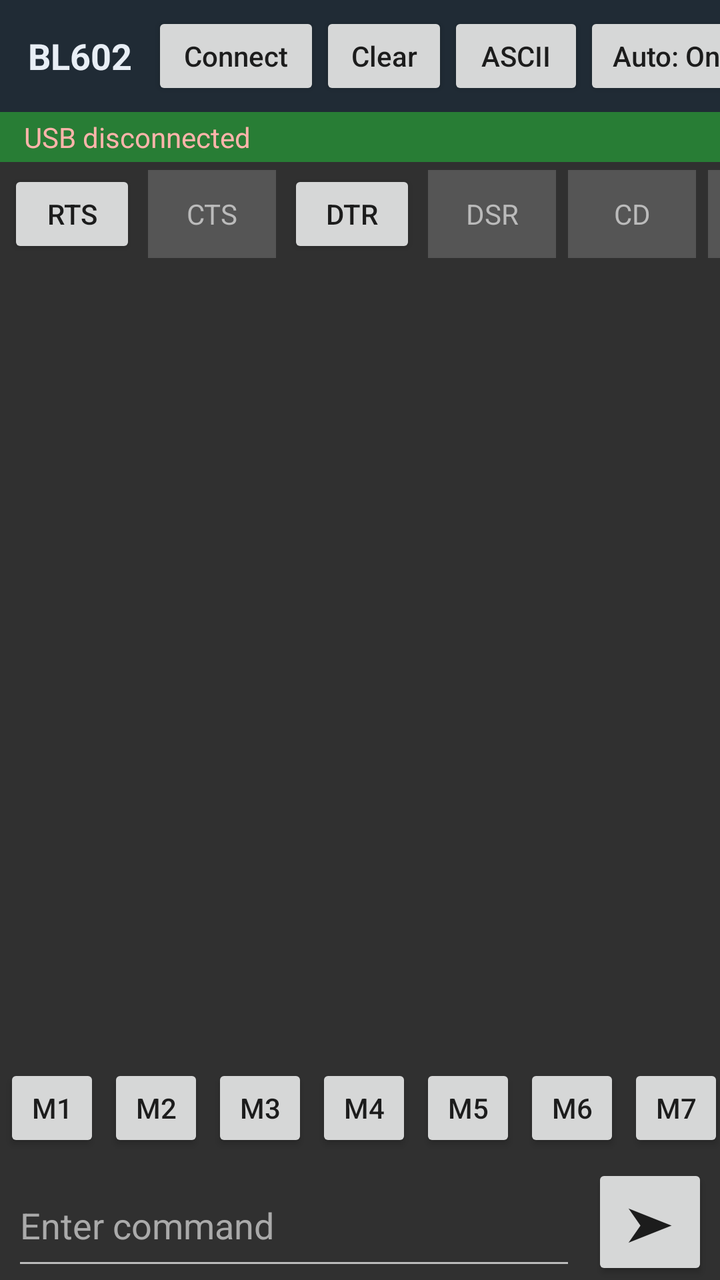
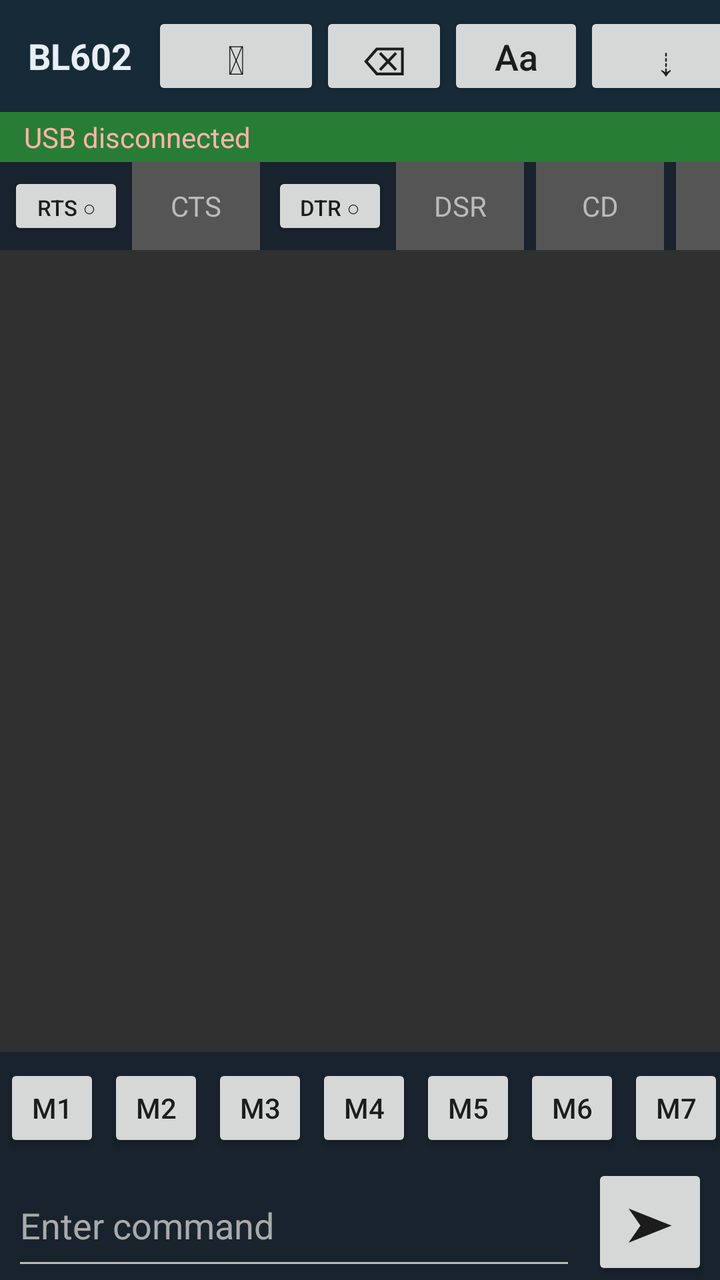

The first picture is an Android layout as it rendered before a commit; the second is the same layout after the commit. The layout source and the unified diff follow.
<!-- AndroidManifest.xml: application theme android:Theme.Material.Light.NoActionBar -->
<!-- res/layout/activity_main.xml -->
<?xml version="1.0" encoding="utf-8"?>
<LinearLayout xmlns:android="http://schemas.android.com/apk/res/android"
    android:orientation="vertical" android:background="#303030"
    android:layout_width="match_parent" android:layout_height="match_parent">

    <HorizontalScrollView android:scrollbars="none" android:fillViewport="true"
        android:background="#202B35" android:layout_width="match_parent" android:layout_height="56dp">
        <LinearLayout android:orientation="horizontal" android:gravity="center_vertical"
            android:paddingLeft="8dp" android:paddingRight="8dp"
            android:layout_width="wrap_content" android:layout_height="match_parent">
            <TextView android:text="BL602" android:textColor="#E8EEF5" android:textStyle="bold"
                android:textSize="18sp" android:gravity="center_vertical"
                android:paddingLeft="6dp" android:paddingRight="10dp"
                android:layout_width="wrap_content" android:layout_height="match_parent"/>
            <Button android:id="@+id/connect" android:text="Connect" android:textAllCaps="false"
                android:minWidth="84dp" android:layout_width="wrap_content" android:layout_height="44dp"/>
            <Button android:id="@+id/clearTerminal" android:text="Clear" android:textAllCaps="false"
                android:minWidth="64dp" android:layout_width="wrap_content" android:layout_height="44dp"/>
            <Button android:id="@+id/formatToggle" android:text="ASCII" android:textAllCaps="false"
                android:minWidth="68dp" android:layout_width="wrap_content" android:layout_height="44dp"/>
            <Button android:id="@+id/autoScroll" android:text="Auto: On" android:textAllCaps="false"
                android:minWidth="82dp" android:layout_width="wrap_content" android:layout_height="44dp"/>
            <Button android:id="@+id/baudControl" android:text="500000" android:textAllCaps="false"
                android:minWidth="100dp" android:layout_width="wrap_content" android:layout_height="44dp"/>
            <Button android:id="@+id/menu" android:text="More" android:textAllCaps="false"
                android:minWidth="54dp" android:layout_width="wrap_content" android:layout_height="44dp"/>
        </LinearLayout>
    </HorizontalScrollView>

    <TextView android:id="@+id/status" android:text="USB disconnected" android:textColor="#FFB4AB"
        android:paddingLeft="12dp" android:paddingTop="3dp" android:paddingBottom="3dp"
        android:background="#287D35" android:layout_width="match_parent" android:layout_height="wrap_content"/>

    <HorizontalScrollView android:scrollbars="none" android:background="#303030"
        android:layout_width="match_parent" android:layout_height="52dp">
        <LinearLayout android:orientation="horizontal" android:gravity="center_vertical"
            android:paddingLeft="4dp" android:paddingRight="4dp"
            android:layout_width="wrap_content" android:layout_height="match_parent">
            <Button android:id="@+id/rts" android:text="RTS" android:layout_width="64dp" android:layout_height="44dp" android:layout_marginRight="6dp"/>
            <TextView android:id="@+id/cts" android:text="CTS" android:textColor="#BBBBBB" android:gravity="center" android:background="#555555" android:layout_width="64dp" android:layout_height="44dp" android:layout_marginRight="6dp"/>
            <Button android:id="@+id/dtr" android:text="DTR" android:layout_width="64dp" android:layout_height="44dp" android:layout_marginRight="6dp"/>
            <TextView android:id="@+id/dsr" android:text="DSR" android:textColor="#BBBBBB" android:gravity="center" android:background="#555555" android:layout_width="64dp" android:layout_height="44dp" android:layout_marginRight="6dp"/>
            <TextView android:id="@+id/cd" android:text="CD" android:textColor="#BBBBBB" android:gravity="center" android:background="#555555" android:layout_width="64dp" android:layout_height="44dp" android:layout_marginRight="6dp"/>
            <TextView android:id="@+id/ri" android:text="RI" android:textColor="#BBBBBB" android:gravity="center" android:background="#555555" android:layout_width="64dp" android:layout_height="44dp"/>
        </LinearLayout>
    </HorizontalScrollView>

    <ScrollView android:id="@+id/flashPanel" android:visibility="gone"
        android:layout_width="match_parent" android:layout_height="0dp" android:layout_weight="1">
        <LinearLayout android:orientation="vertical" android:padding="12dp" android:layout_width="match_parent" android:layout_height="wrap_content">
            <TextView android:text="BL602 firmware images" android:textColor="#FFFFFF" android:textStyle="bold" android:paddingTop="8dp" android:layout_width="match_parent" android:layout_height="wrap_content"/>
            <Button android:id="@+id/pickFirmware" android:text="Select BIN file(s)" android:layout_width="match_parent" android:layout_height="wrap_content"/>
            <TextView android:id="@+id/firmwareList" android:text="No firmware selected" android:textColor="#FFFFFF" android:padding="8dp" android:layout_width="match_parent" android:layout_height="wrap_content"/>
            <TextView android:text="Flash address assignment is not available yet." android:textColor="#CCCCCC" android:textSize="12sp" android:layout_width="match_parent" android:layout_height="wrap_content"/>
            <Button android:id="@+id/startFlash" android:text="FLASH BL602" android:layout_width="match_parent" android:layout_height="wrap_content"/>
            <ProgressBar android:id="@+id/progress" style="?android:attr/progressBarStyleHorizontal" android:max="100" android:progress="0" android:layout_width="match_parent" android:layout_height="wrap_content"/>
            <TextView android:id="@+id/flashLog" android:text="Flash log" android:textColor="#FFFFFF" android:padding="8dp" android:textIsSelectable="true" android:layout_width="match_parent" android:layout_height="wrap_content"/>
        </LinearLayout>
    </ScrollView>

    <LinearLayout android:id="@+id/monitorPanel" android:orientation="vertical"
        android:layout_width="match_parent" android:layout_height="0dp" android:layout_weight="1">
        <ScrollView android:id="@+id/terminalScroll" android:fillViewport="true" android:background="#303030"
            android:scrollbars="vertical" android:fadeScrollbars="false"
            android:layout_width="match_parent" android:layout_height="0dp" android:layout_weight="1">
            <TextView android:id="@+id/terminal" android:textColor="#E0E0E0" android:typeface="monospace"
                android:textSize="13sp" android:padding="8dp" android:textIsSelectable="true"
                android:gravity="top|start" android:layout_width="match_parent" android:layout_height="wrap_content"/>
        </ScrollView>
        <HorizontalScrollView android:scrollbars="none" android:layout_width="match_parent" android:layout_height="56dp">
            <LinearLayout android:id="@+id/shortcutRow" android:orientation="horizontal" android:gravity="center_vertical"
                android:layout_width="wrap_content" android:layout_height="match_parent">
                <Button android:id="@+id/m1" android:text="M1" android:layout_width="48dp" android:layout_height="44dp" android:layout_margin="2dp"/>
                <Button android:id="@+id/m2" android:text="M2" android:layout_width="48dp" android:layout_height="44dp" android:layout_margin="2dp"/>
                <Button android:id="@+id/m3" android:text="M3" android:layout_width="48dp" android:layout_height="44dp" android:layout_margin="2dp"/>
                <Button android:id="@+id/m4" android:text="M4" android:layout_width="48dp" android:layout_height="44dp" android:layout_margin="2dp"/>
                <Button android:id="@+id/m5" android:text="M5" android:layout_width="48dp" android:layout_height="44dp" android:layout_margin="2dp"/>
                <Button android:id="@+id/m6" android:text="M6" android:layout_width="48dp" android:layout_height="44dp" android:layout_margin="2dp"/>
                <Button android:id="@+id/m7" android:text="M7" android:layout_width="48dp" android:layout_height="44dp" android:layout_margin="2dp"/>
            </LinearLayout>
        </HorizontalScrollView>
        <LinearLayout android:orientation="horizontal" android:gravity="center_vertical"
            android:paddingLeft="6dp" android:paddingRight="6dp"
            android:layout_width="match_parent" android:layout_height="58dp">
            <EditText android:id="@+id/sendText" android:hint="Enter command" android:textColor="#FFFFFF"
                android:textColorHint="#AAAAAA" android:singleLine="true" android:backgroundTint="#BBBBBB"
                android:imeOptions="actionSend" android:layout_width="0dp" android:layout_weight="1" android:layout_height="match_parent"/>
            <Button android:id="@+id/send" android:text="➤" android:textSize="24sp"
                android:layout_width="58dp" android:layout_height="match_parent" android:layout_marginLeft="8dp"/>
        </LinearLayout>
    </LinearLayout>

    <ScrollView android:id="@+id/settingsPanel" android:visibility="gone"
        android:layout_width="match_parent" android:layout_height="0dp" android:layout_weight="1">
        <LinearLayout android:orientation="vertical" android:padding="12dp" android:layout_width="match_parent" android:layout_height="wrap_content">
            <TextView android:text="UART settings" android:textColor="#FFFFFF" android:textStyle="bold" android:layout_width="match_parent" android:layout_height="wrap_content"/>
            <TextView android:text="Baud rate is selected from the top toolbar." android:textColor="#FFFFFF" android:paddingTop="8dp" android:layout_width="match_parent" android:layout_height="wrap_content"/>
            <EditText android:id="@+id/baudRate" android:visibility="gone" android:inputType="number" android:text="500000" android:hint="Custom baud rate" android:layout_width="match_parent" android:layout_height="wrap_content"/>
            <TextView android:text="Receive format" android:textColor="#FFFFFF" android:paddingTop="12dp" android:layout_width="match_parent" android:layout_height="wrap_content"/>
            <Spinner android:id="@+id/viewMode" android:layout_width="match_parent" android:layout_height="wrap_content"/>
            <TextView android:text="Transmit newline" android:textColor="#FFFFFF" android:paddingTop="12dp" android:layout_width="match_parent" android:layout_height="wrap_content"/>
            <Spinner android:id="@+id/newlineMode" android:layout_width="match_parent" android:layout_height="wrap_content"/>
            <TextView android:text="Data: 8 bits · Parity: none · Stop: 1" android:textColor="#FFFFFF" android:layout_width="match_parent" android:layout_height="wrap_content"/>
            <TextView android:text="Tap RTS/DTR to toggle output lines. CTS/DSR/CD/RI are status indicators." android:textColor="#CCCCCC" android:textStyle="bold" android:paddingTop="12dp" android:layout_width="match_parent" android:layout_height="wrap_content"/>
            <Button android:id="@+id/backToTerminal" android:text="Back to terminal" android:layout_width="match_parent" android:layout_height="wrap_content"/>
            <TextView android:text="Manual reset: hold BOOT, pulse RESET, release RESET, then release BOOT. Wiring varies by board." android:textColor="#CCCCCC" android:textSize="12sp" android:padding="8dp" android:layout_width="match_parent" android:layout_height="wrap_content"/>
        </LinearLayout>
    </ScrollView>
</LinearLayout>
<!-- resources referenced by this layout -->
<resources>

</resources>

<!-- the commit's change to res/layout/activity_main.xml (unified diff, before → after) -->
@@ -1,10 +1,10 @@
 <?xml version="1.0" encoding="utf-8"?>
 <LinearLayout xmlns:android="http://schemas.android.com/apk/res/android"
-    android:orientation="vertical" android:background="#303030"
+    android:orientation="vertical" android:background="#18232D"
     android:layout_width="match_parent" android:layout_height="match_parent">
 
     <HorizontalScrollView android:scrollbars="none" android:fillViewport="true"
-        android:background="#202B35" android:layout_width="match_parent" android:layout_height="56dp">
+        android:background="#172A38" android:layout_width="match_parent" android:layout_height="56dp">
         <LinearLayout android:orientation="horizontal" android:gravity="center_vertical"
             android:paddingLeft="8dp" android:paddingRight="8dp"
             android:layout_width="wrap_content" android:layout_height="match_parent">
@@ -12,17 +12,17 @@
                 android:textSize="18sp" android:gravity="center_vertical"
                 android:paddingLeft="6dp" android:paddingRight="10dp"
                 android:layout_width="wrap_content" android:layout_height="match_parent"/>
-            <Button android:id="@+id/connect" android:text="Connect" android:textAllCaps="false"
+            <Button android:id="@+id/connect" android:text="⏻" android:contentDescription="Connect USB serial" android:textSize="20sp" android:textAllCaps="false"
                 android:minWidth="84dp" android:layout_width="wrap_content" android:layout_height="44dp"/>
-            <Button android:id="@+id/clearTerminal" android:text="Clear" android:textAllCaps="false"
+            <Button android:id="@+id/clearTerminal" android:text="⌫" android:contentDescription="Clear terminal" android:textSize="20sp" android:textAllCaps="false"
                 android:minWidth="64dp" android:layout_width="wrap_content" android:layout_height="44dp"/>
-            <Button android:id="@+id/formatToggle" android:text="ASCII" android:textAllCaps="false"
+            <Button android:id="@+id/formatToggle" android:text="Aa" android:contentDescription="Toggle receive format" android:textSize="18sp" android:textAllCaps="false"
                 android:minWidth="68dp" android:layout_width="wrap_content" android:layout_height="44dp"/>
-            <Button android:id="@+id/autoScroll" android:text="Auto: On" android:textAllCaps="false"
+            <Button android:id="@+id/autoScroll" android:text="⇣" android:contentDescription="Toggle auto-scroll" android:textSize="20sp" android:textAllCaps="false"
                 android:minWidth="82dp" android:layout_width="wrap_content" android:layout_height="44dp"/>
-            <Button android:id="@+id/baudControl" android:text="500000" android:textAllCaps="false"
+            <Button android:id="@+id/baudControl" android:text="⌁ 500000" android:contentDescription="UART baud rate" android:textAllCaps="false"
                 android:minWidth="100dp" android:layout_width="wrap_content" android:layout_height="44dp"/>
-            <Button android:id="@+id/menu" android:text="More" android:textAllCaps="false"
+            <Button android:id="@+id/menu" android:text="⋮" android:contentDescription="More options" android:textSize="24sp" android:textAllCaps="false"
                 android:minWidth="54dp" android:layout_width="wrap_content" android:layout_height="44dp"/>
         </LinearLayout>
     </HorizontalScrollView>
@@ -31,14 +31,14 @@
         android:paddingLeft="12dp" android:paddingTop="3dp" android:paddingBottom="3dp"
         android:background="#287D35" android:layout_width="match_parent" android:layout_height="wrap_content"/>
 
-    <HorizontalScrollView android:scrollbars="none" android:background="#303030"
-        android:layout_width="match_parent" android:layout_height="52dp">
+    <HorizontalScrollView android:scrollbars="none" android:background="#18232D"
+        android:layout_width="match_parent" android:layout_height="44dp">
         <LinearLayout android:orientation="horizontal" android:gravity="center_vertical"
             android:paddingLeft="4dp" android:paddingRight="4dp"
             android:layout_width="wrap_content" android:layout_height="match_parent">
-            <Button android:id="@+id/rts" android:text="RTS" android:layout_width="64dp" android:layout_height="44dp" android:layout_marginRight="6dp"/>
+            <Button android:id="@+id/rts" android:text="RTS ○" android:layout_width="58dp" android:layout_height="34dp" android:textSize="11sp" android:layout_marginRight="4dp"/>
             <TextView android:id="@+id/cts" android:text="CTS" android:textColor="#BBBBBB" android:gravity="center" android:background="#555555" android:layout_width="64dp" android:layout_height="44dp" android:layout_marginRight="6dp"/>
-            <Button android:id="@+id/dtr" android:text="DTR" android:layout_width="64dp" android:layout_height="44dp" android:layout_marginRight="6dp"/>
+            <Button android:id="@+id/dtr" android:text="DTR ○" android:layout_width="58dp" android:layout_height="34dp" android:textSize="11sp" android:layout_marginRight="4dp"/>
             <TextView android:id="@+id/dsr" android:text="DSR" android:textColor="#BBBBBB" android:gravity="center" android:background="#555555" android:layout_width="64dp" android:layout_height="44dp" android:layout_marginRight="6dp"/>
             <TextView android:id="@+id/cd" android:text="CD" android:textColor="#BBBBBB" android:gravity="center" android:background="#555555" android:layout_width="64dp" android:layout_height="44dp" android:layout_marginRight="6dp"/>
             <TextView android:id="@+id/ri" android:text="RI" android:textColor="#BBBBBB" android:gravity="center" android:background="#555555" android:layout_width="64dp" android:layout_height="44dp"/>
@@ -49,10 +49,13 @@
         android:layout_width="match_parent" android:layout_height="0dp" android:layout_weight="1">
         <LinearLayout android:orientation="vertical" android:padding="12dp" android:layout_width="match_parent" android:layout_height="wrap_content">
             <TextView android:text="BL602 firmware images" android:textColor="#FFFFFF" android:textStyle="bold" android:paddingTop="8dp" android:layout_width="match_parent" android:layout_height="wrap_content"/>
-            <Button android:id="@+id/pickFirmware" android:text="Select BIN file(s)" android:layout_width="match_parent" android:layout_height="wrap_content"/>
+            <LinearLayout android:orientation="horizontal" android:gravity="center" android:layout_width="match_parent" android:layout_height="wrap_content">
+                <Button android:id="@+id/pickFirmware" android:text="＋ BIN" android:contentDescription="Select firmware files" android:layout_width="0dp" android:layout_weight="1" android:layout_height="wrap_content" android:layout_marginRight="4dp"/>
+                <Button android:id="@+id/startFlash" android:text="⚡ FLASH" android:contentDescription="Start flashing" android:layout_width="0dp" android:layout_weight="1" android:layout_height="wrap_content" android:layout_marginLeft="4dp"/>
+            </LinearLayout>
             <TextView android:id="@+id/firmwareList" android:text="No firmware selected" android:textColor="#FFFFFF" android:padding="8dp" android:layout_width="match_parent" android:layout_height="wrap_content"/>
             <TextView android:text="Flash address assignment is not available yet." android:textColor="#CCCCCC" android:textSize="12sp" android:layout_width="match_parent" android:layout_height="wrap_content"/>
-            <Button android:id="@+id/startFlash" android:text="FLASH BL602" android:layout_width="match_parent" android:layout_height="wrap_content"/>
+            <Button android:id="@+id/backToTerminal" android:text="← Terminal" android:layout_width="match_parent" android:layout_height="wrap_content"/>
             <ProgressBar android:id="@+id/progress" style="?android:attr/progressBarStyleHorizontal" android:max="100" android:progress="0" android:layout_width="match_parent" android:layout_height="wrap_content"/>
             <TextView android:id="@+id/flashLog" android:text="Flash log" android:textColor="#FFFFFF" android:padding="8dp" android:textIsSelectable="true" android:layout_width="match_parent" android:layout_height="wrap_content"/>
         </LinearLayout>
@@ -85,7 +88,7 @@
             <EditText android:id="@+id/sendText" android:hint="Enter command" android:textColor="#FFFFFF"
                 android:textColorHint="#AAAAAA" android:singleLine="true" android:backgroundTint="#BBBBBB"
                 android:imeOptions="actionSend" android:layout_width="0dp" android:layout_weight="1" android:layout_height="match_parent"/>
-            <Button android:id="@+id/send" android:text="➤" android:textSize="24sp"
+            <Button android:id="@+id/send" android:text="➤" android:contentDescription="Send command" android:textSize="24sp"
                 android:layout_width="58dp" android:layout_height="match_parent" android:layout_marginLeft="8dp"/>
         </LinearLayout>
     </LinearLayout>
@@ -102,7 +105,7 @@
             <Spinner android:id="@+id/newlineMode" android:layout_width="match_parent" android:layout_height="wrap_content"/>
             <TextView android:text="Data: 8 bits · Parity: none · Stop: 1" android:textColor="#FFFFFF" android:layout_width="match_parent" android:layout_height="wrap_content"/>
             <TextView android:text="Tap RTS/DTR to toggle output lines. CTS/DSR/CD/RI are status indicators." android:textColor="#CCCCCC" android:textStyle="bold" android:paddingTop="12dp" android:layout_width="match_parent" android:layout_height="wrap_content"/>
-            <Button android:id="@+id/backToTerminal" android:text="Back to terminal" android:layout_width="match_parent" android:layout_height="wrap_content"/>
+            <Button android:id="@+id/backToTerminal" android:text="← Terminal" android:layout_width="match_parent" android:layout_height="wrap_content"/>
             <TextView android:text="Manual reset: hold BOOT, pulse RESET, release RESET, then release BOOT. Wiring varies by board." android:textColor="#CCCCCC" android:textSize="12sp" android:padding="8dp" android:layout_width="match_parent" android:layout_height="wrap_content"/>
         </LinearLayout>
     </ScrollView>
